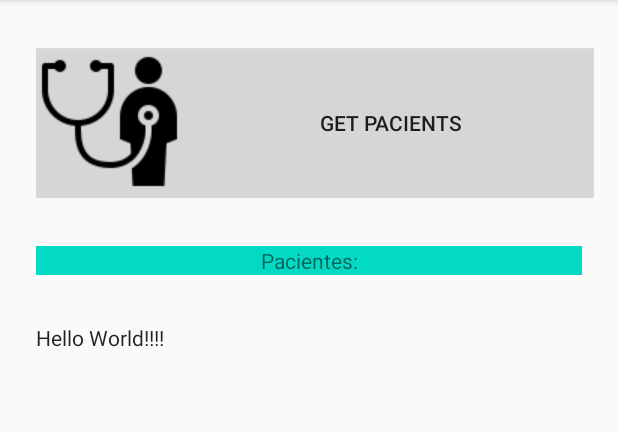
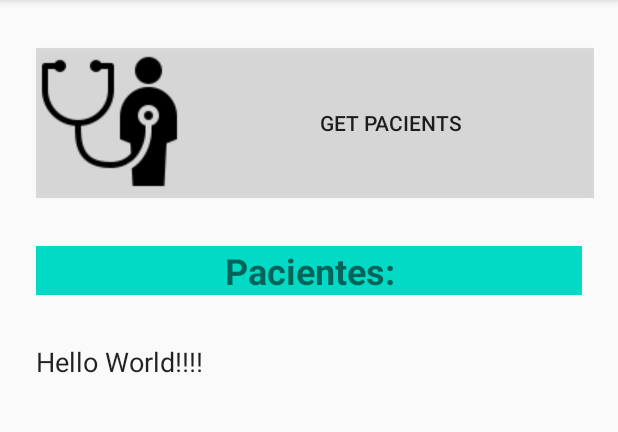
Before and after one commit to maxmonteiro2008/Pronex-Paciente, an Android app: the screen it shows after launch (MainActivity), on a phone screen of 412 x 824 dp, the part 84-516 px from its top. Run offline under Robolectric (Android 15) with nearby library versions, the phone set to English and light mode, and no system bars; our stand-ins replace Firebase (no records; nobody signed in at launch, a user with empty details on screens opened directly).

Commit message:
Version FireStore + Paciente Views

```diff
--- a/app/build.gradle
+++ b/app/build.gradle
@@ -27,6 +27,7 @@ android {
 dependencies {
     /* DEfault*/
     implementation fileTree(dir: 'libs', include: ['*.jar'])
+    //implementation'com.google.android.gms:play-services:10.0.2'
     implementation 'androidx.appcompat:appcompat:1.1.0'
     implementation 'androidx.constraintlayout:constraintlayout:1.1.3'
     testImplementation 'junit:junit:4.12'
--- a/app/src/main/java/com/mx/mobi_flm/MainActivity.java
+++ b/app/src/main/java/com/mx/mobi_flm/MainActivity.java
@@ -14,6 +14,7 @@ import android.widget.TextView;
 
 import com.google.android.gms.tasks.OnCompleteListener;
 import com.google.android.gms.tasks.Task;
+import com.google.firebase.auth.FirebaseAuth;
 import com.google.firebase.firestore.Query;
 import com.google.firebase.firestore.FirebaseFirestore;
 import com.google.firebase.firestore.DocumentReference;
@@ -25,6 +26,7 @@ import com.google.firebase.firestore.QuerySnapshot;
 
 import java.util.HashMap;
 import java.util.Map;
+import java.util.Objects;
 
 
 public class MainActivity extends AppCompatActivity {
@@ -36,30 +38,34 @@ private Button btn1, btn2;
     //aux members
     private String[] pacientes=new String[10];
     Integer i=0;
+    Integer j=0;
 
 // Firebase members
+    private FirebaseAuth mAuth;
     private FirebaseFirestore db;
     private CollectionReference myRef ;
+    private DocumentReference myDoc;
 
 
     @Override
     protected void onCreate(Bundle savedInstanceState) {
         super.onCreate(savedInstanceState);
         setContentView(R.layout.activity_main);
-        //CustomListAdapter myAdapter = new CustomListAdapter(this, R.layout.activity_main,this,imageArray,titleArray,infoArray);
-        //ArrayAdapter myAdapter = new ArrayAdapter<String>(this,R.layout.activity_main,titleArray);
+
         //Views connection
         btn1 = findViewById(R.id.button1);
        textView2= findViewById(R.id.textview2);
 
        //Firebase
-        //db = FirebaseFirestore.getInstance();
+        db = FirebaseFirestore.getInstance();
         myRef=db.collection("Users");
+        myDoc=myRef.document("Latussa");
+
         myRef.get().addOnCompleteListener(new OnCompleteListener<QuerySnapshot>() {
             @Override
             public void onComplete(@NonNull Task<QuerySnapshot> task) {
                 if (task.isSuccessful()) {
-                    for (QueryDocumentSnapshot document : task.getResult()) {
+                    for (QueryDocumentSnapshot document : Objects.requireNonNull(task.getResult())) {
                         Log.i("FIREBASE", i.toString()+ ":"+ document.getId() + " => " +document.getData());
                         pacientes[i++]= document.getId();
                     }
@@ -71,7 +77,13 @@ private Button btn1, btn2;
 
       btn1.setOnClickListener(new View.OnClickListener() {
           public void onClick(View v) {
-              textView2.setText(pacientes[i]);
+              if(j<i){
+                  textView2.setText(pacientes[j]);
+                  j++;
+              }
+              else{
+                  textView2.setText(pacientes[0]);
+              }
           }
 
 
--- a/app/src/main/res/layout/activity_main.xml
+++ b/app/src/main/res/layout/activity_main.xml
@@ -33,27 +33,30 @@
         android:layout_marginEnd="8dp"
         android:layout_marginBottom="32dp"
         android:background="@color/colorAccent"
-       android:textAlignment="center"
         android:includeFontPadding="true"
         android:text="@string/pacientes"
+        android:textAlignment="center"
+        android:textSize="24sp"
+        android:textStyle="bold"
         app:layout_constraintBottom_toTopOf="@+id/textview2"
         app:layout_constraintEnd_toEndOf="parent"
         app:layout_constraintStart_toStartOf="parent"
         app:layout_constraintTop_toBottomOf="@id/button1" />
+
     <TextView
         android:id="@+id/textview2"
         android:layout_width="match_parent"
         android:layout_height="wrap_content"
         android:layout_marginStart="8dp"
+        android:layout_marginTop="32dp"
         android:layout_marginEnd="8dp"
-        android:layout_marginTop="32dp"
         android:includeFontPadding="true"
         android:text="@string/hello"
         android:textAppearance="@style/TextAppearance.AppCompat.Body1"
+        android:textSize="18sp"
         app:layout_constraintEnd_toEndOf="parent"
         app:layout_constraintStart_toStartOf="parent"
-        app:layout_constraintTop_toBottomOf="@id/textview1"
-        tools:layout_editor_absoluteY="648dp" />
+        app:layout_constraintTop_toBottomOf="@id/textview1" />
 
 
 
```
Also changed, not shown: app/src/main/AndroidManifest.xml (+7 -0 lines).
